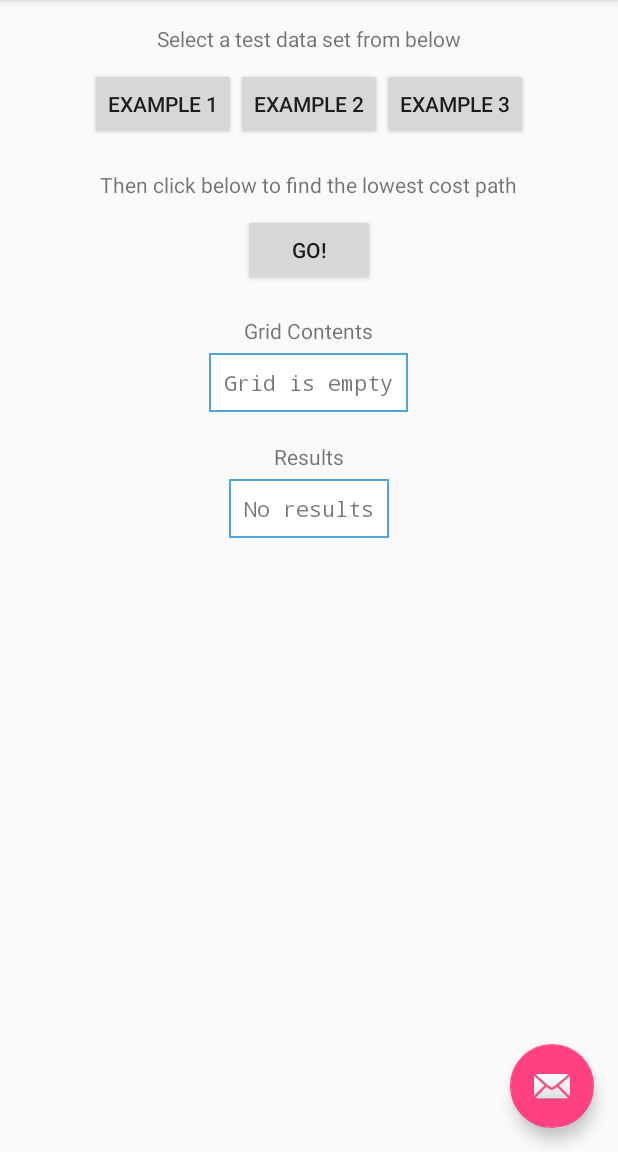
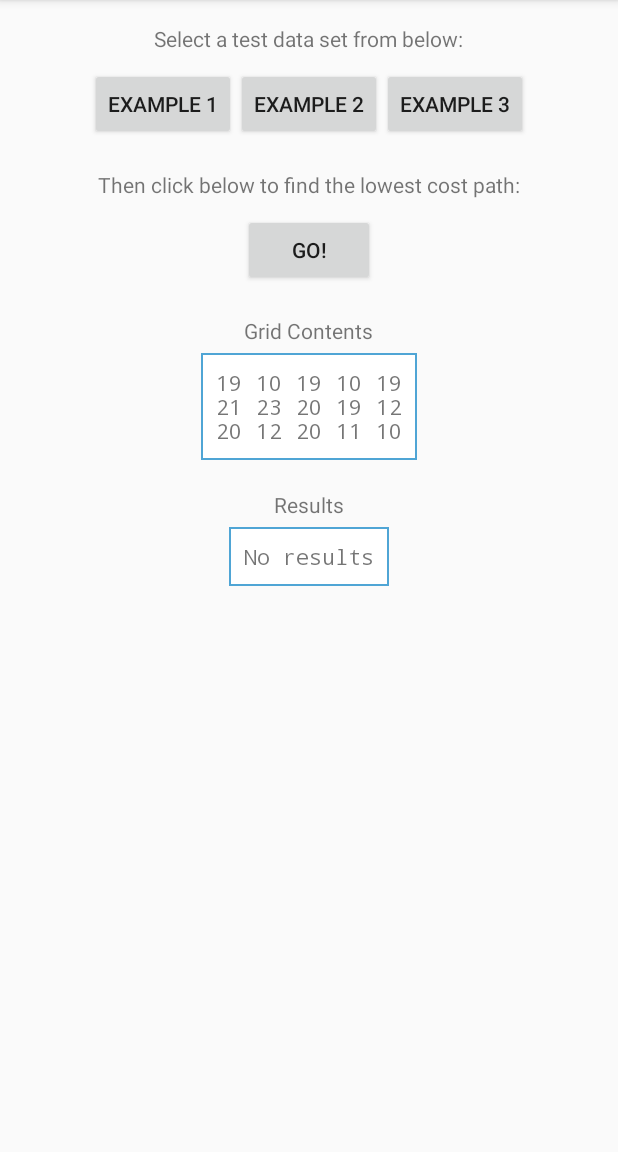
Before and after one commit to jfpdazey/PathOfLowestCost, an Android app: the screen it shows after launch (PathOfLowestCostActivity), in the options menu, after a tap on "Settings", on a phone screen of 412 x 824 dp, the part 84-1236 px from its top. Run offline under Robolectric (Android 15) with nearby library versions, the phone set to English and light mode, and no system bars.

Commit message:
Updated library; clicking on buttons loads grid

```diff
--- a/app/src/main/java/com/jfpdazey/pathoflowestcost/PathOfLowestCostActivity.java
+++ b/app/src/main/java/com/jfpdazey/pathoflowestcost/PathOfLowestCostActivity.java
@@ -1,15 +1,36 @@
 package com.jfpdazey.pathoflowestcost;
 
 import android.os.Bundle;
-import android.support.design.widget.FloatingActionButton;
-import android.support.design.widget.Snackbar;
 import android.support.v7.app.AppCompatActivity;
 import android.support.v7.widget.Toolbar;
 import android.view.View;
 import android.view.Menu;
 import android.view.MenuItem;
+import android.widget.TextView;
 
 public class PathOfLowestCostActivity extends AppCompatActivity {
+
+    public static final Grid EXAMPLE_GRID_1 = new Grid(new int[][]{
+            { 3, 4, 1, 2, 8, 6 },
+            { 6, 1, 8, 2, 7, 4 },
+            { 5, 9, 3, 9, 9, 5 },
+            { 8, 4, 1, 3, 2, 6 },
+            { 3, 7, 2, 8, 6, 4 }
+    });
+
+    public static final Grid EXAMPLE_GRID_2 = new Grid(new int[][]{
+            { 3, 4, 1, 2, 8, 6 },
+            { 6, 1, 8, 2, 7, 4 },
+            { 5, 9, 3, 9, 9, 5 },
+            { 8, 4, 1, 3, 2, 6 },
+            { 3, 7, 2, 1, 2, 3 }
+    });
+
+    public static final Grid EXAMPLE_GRID_3 = new Grid(new int[][]{
+            { 19, 10, 19, 10, 19 },
+            { 21, 23, 20, 19, 12 },
+            { 20, 12, 20, 11, 10 }
+    });
 
     @Override
     protected void onCreate(Bundle savedInstanceState) {
@@ -17,15 +38,6 @@ public class PathOfLowestCostActivity extends AppCompatActivity {
         setContentView(R.layout.activity_lowest_cost_main);
         Toolbar toolbar = (Toolbar) findViewById(R.id.toolbar);
         setSupportActionBar(toolbar);
-
-        FloatingActionButton fab = (FloatingActionButton) findViewById(R.id.fab);
-        fab.setOnClickListener(new View.OnClickListener() {
-            @Override
-            public void onClick(View view) {
-                Snackbar.make(view, "Replace with your own action", Snackbar.LENGTH_LONG)
-                        .setAction("Action", null).show();
-            }
-        });
     }
 
     @Override
@@ -49,4 +61,27 @@ public class PathOfLowestCostActivity extends AppCompatActivity {
 
         return super.onOptionsItemSelected(item);
     }
+
+    public void buttonForGridClicked(View view) {
+        String gridContents = getGridContentsForButton(view);
+        ((TextView) findViewById(R.id.grid_contents)).setText(gridContents);
+    }
+
+    private String getGridContentsForButton(View view) {
+        String contents = "";
+
+        switch (view.getId()) {
+            case R.id.grid_1_button:
+                contents = EXAMPLE_GRID_1.asDelimitedString("\t");
+                break;
+            case R.id.grid_2_button:
+                contents = EXAMPLE_GRID_2.asDelimitedString("\t");
+                break;
+            case R.id.grid_3_button:
+                contents = EXAMPLE_GRID_3.asDelimitedString("\t");
+                break;
+        }
+
+        return contents;
+    }
 }
--- a/app/src/main/res/layout/activity_lowest_cost_main.xml
+++ b/app/src/main/res/layout/activity_lowest_cost_main.xml
@@ -23,12 +23,4 @@
 
     <include layout="@layout/content_lowest_cost_main" />
 
-    <android.support.design.widget.FloatingActionButton
-        android:id="@+id/fab"
-        android:layout_width="wrap_content"
-        android:layout_height="wrap_content"
-        android:layout_gravity="bottom|end"
-        android:layout_margin="@dimen/fab_margin"
-        android:src="@android:drawable/ic_dialog_email" />
-
 </android.support.design.widget.CoordinatorLayout>
--- a/app/src/main/res/layout/content_lowest_cost_main.xml
+++ b/app/src/main/res/layout/content_lowest_cost_main.xml
@@ -18,7 +18,7 @@
         android:layout_height="wrap_content"
         android:layout_centerHorizontal="true"
         android:layout_marginBottom="10dp"
-        android:text="Select a test data set from below" />
+        android:text="Select a test data set from below:" />
 
     <LinearLayout
         android:id="@+id/load_buttons"
@@ -28,17 +28,23 @@
         android:layout_marginBottom="20dp"
         android:layout_below="@id/select_label">
         <Button
+            android:id="@+id/grid_1_button"
             android:layout_width="wrap_content"
             android:layout_height="wrap_content"
-            android:text="Example 1"/>
+            android:text="Example 1"
+            android:onClick="buttonForGridClicked" />
         <Button
+            android:id="@+id/grid_2_button"
             android:layout_width="wrap_content"
             android:layout_height="wrap_content"
-            android:text="Example 2"/>
+            android:text="Example 2"
+            android:onClick="buttonForGridClicked" />
         <Button
+            android:id="@+id/grid_3_button"
             android:layout_width="wrap_content"
             android:layout_height="wrap_content"
-            android:text="Example 3"/>
+            android:text="Example 3"
+            android:onClick="buttonForGridClicked" />
     </LinearLayout>
 
     <TextView
@@ -48,7 +54,7 @@
         android:layout_centerHorizontal="true"
         android:layout_below="@id/load_buttons"
         android:layout_marginBottom="10dp"
-        android:text="Then click below to find the lowest cost path" />
+        android:text="Then click below to find the lowest cost path:" />
 
     <Button
         android:id="@+id/go_button"
```
Also changed, not shown: app/libs/pathoflowestcost-lib-1.0-SNAPSHOT.jar, 2 other files.
